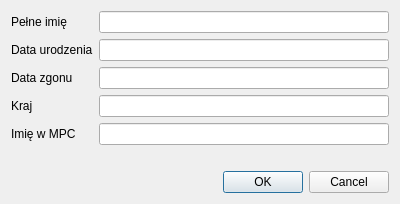
Qt form application/gui/form-astronomer.ui (Ztrk/database-project) before a commit.
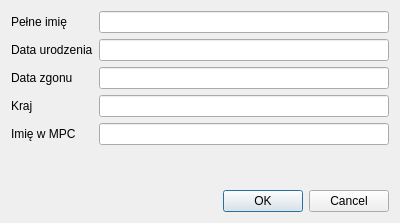
The same form after that commit.

Commit message: Add error labels

The edit to the form file:
```diff
--- a/application/gui/form-astronomer.ui
+++ b/application/gui/form-astronomer.ui
@@ -7,7 +7,7 @@
     <x>0</x>
     <y>0</y>
     <width>400</width>
-    <height>204</height>
+    <height>223</height>
    </rect>
   </property>
   <property name="windowTitle">
@@ -69,10 +69,17 @@
     </layout>
    </item>
    <item>
-    <widget class="QDialogButtonBox" name="buttonBox">
-     <property name="orientation">
-      <enum>Qt::Horizontal</enum>
+    <widget class="QLabel" name="error_label">
+     <property name="styleSheet">
+      <string notr="true">color: rgb(239, 41, 41);</string>
      </property>
+     <property name="text">
+      <string/>
+     </property>
+    </widget>
+   </item>
+   <item>
+    <widget class="QDialogButtonBox" name="button_box">
      <property name="standardButtons">
       <set>QDialogButtonBox::Cancel|QDialogButtonBox::Ok</set>
      </property>
```
Left out of the diff: 18 changed lines with no effect on the pictures. The commit also changes 2 other files.
